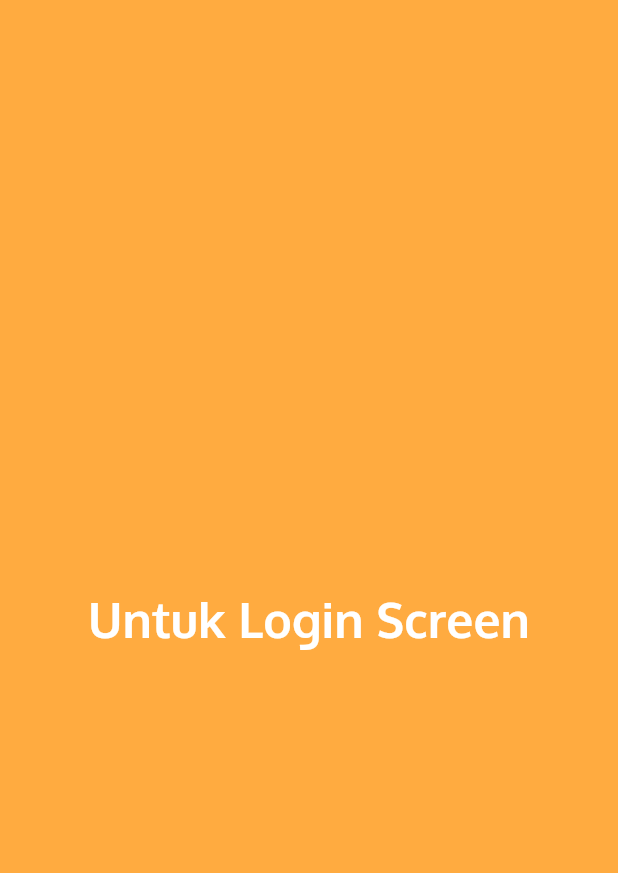
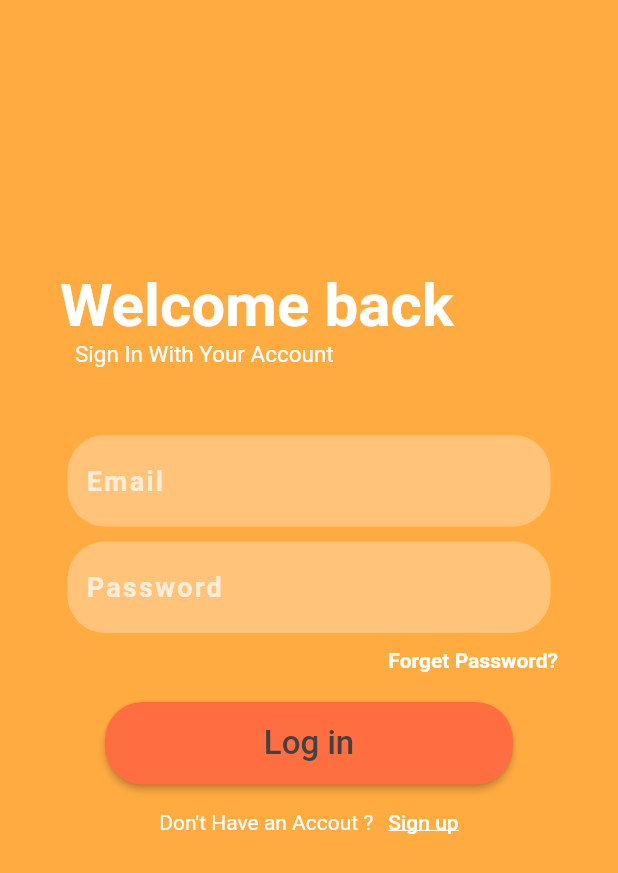
Before and after one commit to HabibHadmy99/closet-map-new, a Flutter app: the LoginScreen screen opened directly, on a phone screen of 412 x 824 dp. Shown: the top 873 px of the screen. Run offline on Flutter 3.47's test engine with Material 2 defaults, Android fonts, the phone set to English and light mode, and no system bars.

Commit message:
Login Screen Added

```diff
--- a/lib/screen/login.dart
+++ b/lib/screen/login.dart
@@ -1,4 +1,6 @@
 import 'package:flutter/material.dart';
+
+import 'signup.dart';
 
 class LoginScreen extends StatelessWidget {
   static Route<dynamic> route() =>
@@ -7,21 +9,137 @@ class LoginScreen extends StatelessWidget {
   @override
   Widget build(BuildContext context) {
     return Scaffold(
+      resizeToAvoidBottomInset: false,
       backgroundColor: Colors.orangeAccent,
-      body: Center(
-        child: Column(
-            mainAxisAlignment: MainAxisAlignment.center,
+      body: Container(
+        child: Center(
+          child: Column(
             children: <Widget>[
-              Text(
-                "Untuk Login Screen",
-                style: TextStyle(
-                    fontSize: 32.0,
-                    color: Colors.white,
-                    fontFamily: 'Oxygen',
-                    fontWeight: FontWeight.bold),
+              SizedBox(height: 180),
+              Row(
+                children: <Widget>[
+                  SizedBox(width: 40),
+                  Text(
+                    'Welcome back',
+                    style: TextStyle(
+                        color: Colors.white,
+                        fontWeight: FontWeight.bold,
+                        fontSize: 40),
+                  ),
+                ],
               ),
-            ]),
+              Row(
+                children: <Widget>[
+                  SizedBox(width: 50),
+                  Text('Sign In With Your Account',
+                      style: TextStyle(color: Colors.white, fontSize: 15)),
+                  SizedBox(height: 10),
+                ],
+              ),
+              SizedBox(height: 45),
+              CustomTextField(hint: 'Email', secured: false),
+              SizedBox(height: 10),
+              CustomTextField(hint: 'Password', secured: true),
+              SizedBox(height: 10),
+              Row(
+                mainAxisAlignment: MainAxisAlignment.end,
+                children: <Widget>[
+                  GestureDetector(
+                    onTap: () {},
+                    child: Container(
+                      child: Text('Forget Password?',
+                          style: TextStyle(
+                              color: Colors.white,
+                              fontWeight: FontWeight.w700)),
+                    ),
+                  ),
+                  SizedBox(width: 40),
+                ],
+              ),
+              SizedBox(height: 20),
+              Padding(
+                padding: const EdgeInsets.symmetric(horizontal: 70),
+                child: ButtonTheme(
+                    buttonColor: Colors.deepOrangeAccent,
+                    minWidth: MediaQuery.of(context).size.width,
+                    height: 55,
+                    child: RaisedButton(
+                      onPressed: () {},
+                      child: Text(
+                        'Log in',
+                        style: TextStyle(color: Colors.grey[800], fontSize: 22),
+                      ),
+                      shape: RoundedRectangleBorder(
+                          borderRadius: BorderRadius.circular(25)),
+                    )),
+              ),
+              Row(
+                mainAxisAlignment: MainAxisAlignment.center,
+                children: <Widget>[
+                  Text(
+                    "Don't Have an Accout ?",
+                    style: TextStyle(color: Colors.white),
+                  ),
+                  SizedBox(
+                    width: 10,
+                    height: 50,
+                  ),
+                  GestureDetector(
+                    onTap: () {},
+                    child: Text(
+                      'Sign up',
+                      style: TextStyle(
+                          decoration: TextDecoration.underline,
+                          fontWeight: FontWeight.w500,
+                          color: Colors.white),
+                    ),
+                  )
+                ],
+              )
+            ],
+          ),
+        ),
       ),
     );
   }
 }
+
+// ignore: must_be_immutable
+class CustomTextField extends StatelessWidget {
+  String hint;
+  bool secured;
+  CustomTextField({this.hint, this.secured});
+
+  @override
+  Widget build(BuildContext context) {
+    return Padding(
+      padding: EdgeInsets.only(left: 45, right: 45),
+      child: TextField(
+        obscureText: secured,
+        cursorColor: Colors.white,
+        decoration: InputDecoration(
+            border: OutlineInputBorder(
+              borderRadius: BorderRadius.circular(25),
+              borderSide: BorderSide(color: Colors.transparent),
+            ),
+            enabledBorder: OutlineInputBorder(
+              borderRadius: BorderRadius.circular(25),
+              borderSide: BorderSide(color: Colors.transparent),
+            ),
+            disabledBorder: OutlineInputBorder(
+              borderRadius: BorderRadius.circular(25),
+              borderSide: BorderSide(color: Colors.transparent),
+            ),
+            hintText: hint,
+            hintStyle: TextStyle(
+                fontSize: 18,
+                letterSpacing: 1.5,
+                color: Colors.white70,
+                fontWeight: FontWeight.w700),
+            filled: true,
+            fillColor: Colors.white.withOpacity(.3),
+            focusColor: Colors.transparent),
+      ),
+    );
+  }
+}
```
